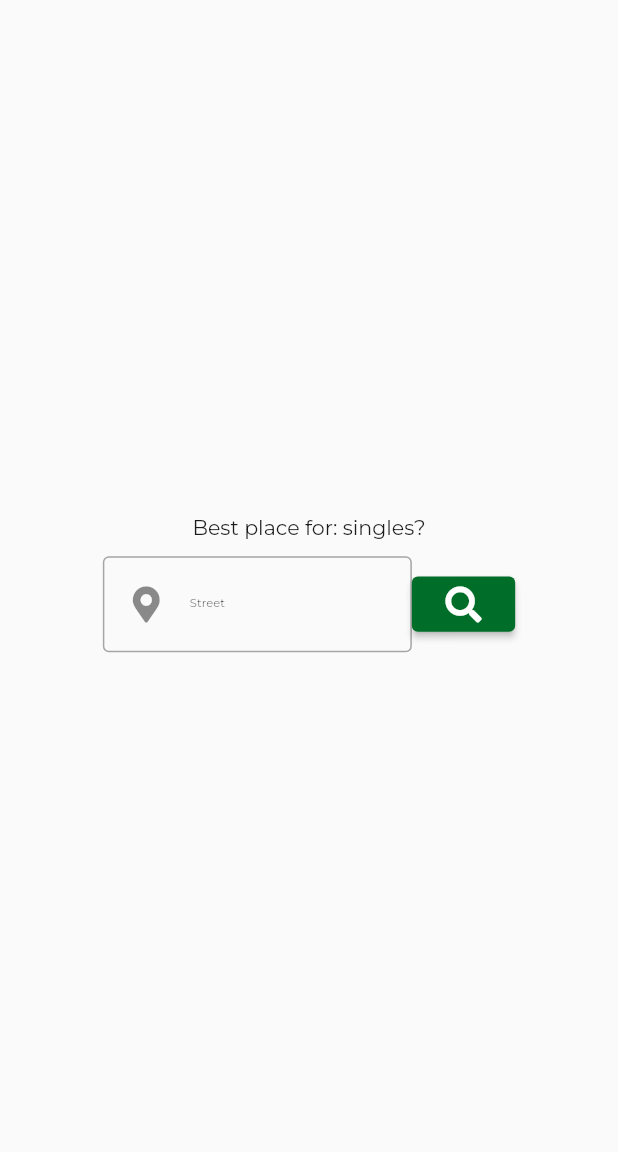
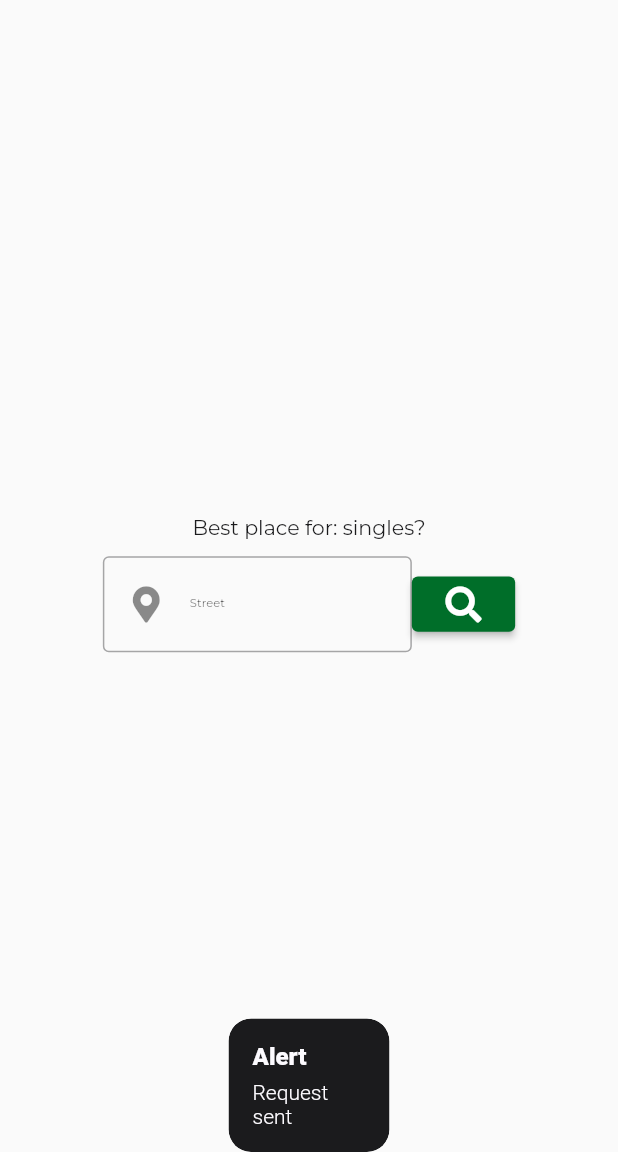
Before and after one commit to LukaszSztukiewicz/HackYeah2021-frontend, a Flutter app: the screen it shows after launch, after a tap on an icon or button, on a phone screen of 412 x 824 dp, the part 84-1236 px from its top. Run offline on Flutter 3.47's test engine with Material 2 defaults, Android fonts, the phone set to English and light mode, and no system bars; drawn by our look-alikes of animated_text_kit; our stand-ins replace flutter_screenutil, font_awesome_flutter, get, google_fonts; missing offline and left inert: dart:html, dart:js.

Commit message:
snackbar

```diff
--- a/landify/lib/app/core/const/string.dart
+++ b/landify/lib/app/core/const/string.dart
@@ -6,6 +6,8 @@ const String sLabelTextSearchBar = "Street";
 const String sSearch = "Search!";
 const String sAdvancedSearch = "Advanced Search";
 const String sBestPlaceFor = "Best place for: ";
+const String sSnackBarTitle = "Alert";
+const String sRequestSent = "Request sent";
 
 const String sStudents = "students?";
 const String sCuples = "couples?";
@@ -13,6 +15,8 @@ const String sFamilies = "families?";
 const String sCompanyflat = "company flat?";
 const String sSingles = "singles?";
 const String sElderly = "elderly?";
+
+const String sChangeTheme = "Change theme";
 
 const List<String> inhabitants = [
   sSingles,
--- a/landify/lib/app/modules/home/views/home_view.dart
+++ b/landify/lib/app/modules/home/views/home_view.dart
@@ -1,3 +1,5 @@
+import 'dart:js';
+
 import 'package:animated_text_kit/animated_text_kit.dart';
 import 'package:flutter/material.dart';
 import 'package:flutter_screenutil/flutter_screenutil.dart';
@@ -7,6 +9,7 @@ import 'package:landify/app/core/const/colors.dart';
 import 'package:landify/app/core/const/icons.dart';
 import 'package:landify/app/core/const/string.dart';
 import 'package:landify/app/core/const/vars.dart';
+import 'package:landify/app/data/scores_model.dart';
 
 import '../controllers/home_controller.dart';
 
@@ -53,39 +56,26 @@ class HomeView extends GetView<HomeController> {
         children: [
           Padding(
             padding: EdgeInsets.all(vXLspacing.w),
-            child: Row(
-              mainAxisAlignment: MainAxisAlignment.center,
-              children: [
-                Text(
-                  sBestPlaceFor,
-                  style: Theme.of(context).textTheme.headline2?.copyWith(
-                      color: Theme.of(context).colorScheme.onBackground),
-                ),
-                AnimatedTextKit(
-                  animatedTexts: [
-                    for (var i in inhabitants)
-                      TypewriterAnimatedText(
-                        i,
-                        textStyle: Theme.of(context)
-                            .textTheme
-                            .headline2
-                            ?.copyWith(
-                                color:
-                                    Theme.of(context).colorScheme.onBackground),
-                        speed: const Duration(milliseconds: 200),
-                      ),
-                  ],
-                  displayFullTextOnTap: true,
-                ),
-              ],
-            ),
+            child: const AnimatedTexts(),
           ),
           Row(
             mainAxisAlignment: MainAxisAlignment.center,
             children: [
               const SearchBar(),
               ElevatedButton(
-                onPressed: sendRequest,
+                onPressed: () {
+                  Get.snackbar(
+                    sSnackBarTitle,
+                    sRequestSent,
+                    snackPosition: SnackPosition.BOTTOM,
+                    colorText: Theme.of(context).colorScheme.surface,
+                    backgroundColor: Theme.of(context).colorScheme.onBackground,
+                    maxWidth: 500.w,
+                    animationDuration: const Duration(milliseconds: 500),
+                    isDismissible: true,
+                    duration: const Duration(milliseconds: 1500),
+                  );
+                },
                 child: Padding(
                     padding: EdgeInsets.all(vLspacing.w), child: iconSearch),
                 style: ElevatedButton.styleFrom(
@@ -94,11 +84,46 @@ class HomeView extends GetView<HomeController> {
               ),
             ],
           ),
+
           //CustomButton(),
           //CustomButton(),
           //ScoresList(),
         ],
       ),
+    );
+  }
+}
+
+class AnimatedTexts extends StatelessWidget {
+  const AnimatedTexts({
+    Key? key,
+  }) : super(key: key);
+
+  @override
+  Widget build(BuildContext context) {
+    return Row(
+      mainAxisAlignment: MainAxisAlignment.center,
+      children: [
+        Text(
+          sBestPlaceFor,
+          style: Theme.of(context)
+              .textTheme
+              .headline2
+              ?.copyWith(color: Theme.of(context).colorScheme.onBackground),
+        ),
+        AnimatedTextKit(
+          animatedTexts: [
+            for (var i in inhabitants)
+              TypewriterAnimatedText(
+                i,
+                textStyle: Theme.of(context).textTheme.headline2?.copyWith(
+                    color: Theme.of(context).colorScheme.onBackground),
+                speed: const Duration(milliseconds: 200),
+              ),
+          ],
+          displayFullTextOnTap: true,
+        ),
+      ],
     );
   }
 }
@@ -146,12 +171,16 @@ class CustomButton extends StatelessWidget {
             padding: EdgeInsets.all(vMspacing.w),
             textStyle: Theme.of(context).textTheme.button,
             primary: Theme.of(context).colorScheme.secondary),
-          onPressed: sendRequest),
+        onPressed: () {
+          Get.snackbar(sSnackBarTitle, sRequestSent,
+              snackPosition: SnackPosition.BOTTOM,
+              colorText: Theme.of(context).colorScheme.onSurface,
+              backgroundColor: Theme.of(context).colorScheme.surface);
+        },
+      ),
     );
   }
 }
-
-void sendRequest() {}
 
 class SearchBar extends StatelessWidget {
   const SearchBar({
@@ -163,7 +192,7 @@ class SearchBar extends StatelessWidget {
     return SizedBox(
       width: 960.w,
       child: TextField(
-        //TODO autofillHints: lodzStreets,
+        autofillHints: const [AutofillHints.streetAddressLevel1],
         style: Theme.of(context).textTheme.headline3,
         decoration: const InputDecoration(
             hintText: sHintTextSearchBar,
--- /dev/null
+++ b/landify/lib/json.dart
@@ -0,0 +1,11 @@
+import 'package:landify/app/data/scores_model.dart';
+import 'dart:convert';
+
+void main(List<String> args) {
+  print("sjjsjsj");
+  Map<String, dynamic> user = json.decode(
+      '{"building_number":"xdddddddd","city":null,"code":null,"street":"placeholder"}');
+  print(user["building_number"]);
+  Scores state = scoresFromJson(
+      '{"address":{"building_number":null,"city":null,"code":null,"street":"placeholder"},"results":{"convenience":{"reasons":["Too much conveniences nearby","Many citizens","No offices nearby","No universities or public education nearby"],"score":0.0003},"office":{"reasons":["Close to main road","Close to railway station","Nearby tram","Not so many offices nearby"],"score":0.2245}}}');
+}
```
Lines whose indentation alone changed are shown as unchanged.
